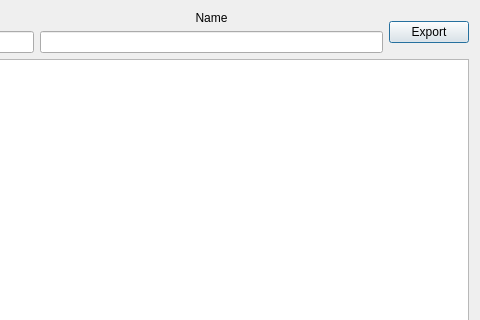
Before: the Qt Designer form userdialog.ui in Kopfwerk-Datensysteme/Power.Attendance, drawn with Qt 5; both pictures show x 320 to 800 and y 0 to 320 of the 800 by 500 pixel window.
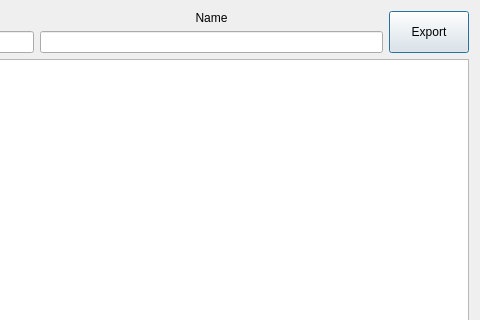
After: the same form once the commit is applied.

```diff
--- a/userdialog.ui
+++ b/userdialog.ui
@@ -54,6 +54,12 @@
        </item>
        <item>
         <widget class="QPushButton" name="pushButtonExport">
+         <property name="sizePolicy">
+          <sizepolicy hsizetype="Minimum" vsizetype="Minimum">
+           <horstretch>0</horstretch>
+           <verstretch>0</verstretch>
+          </sizepolicy>
+         </property>
          <property name="text">
           <string>Export</string>
          </property>
```
